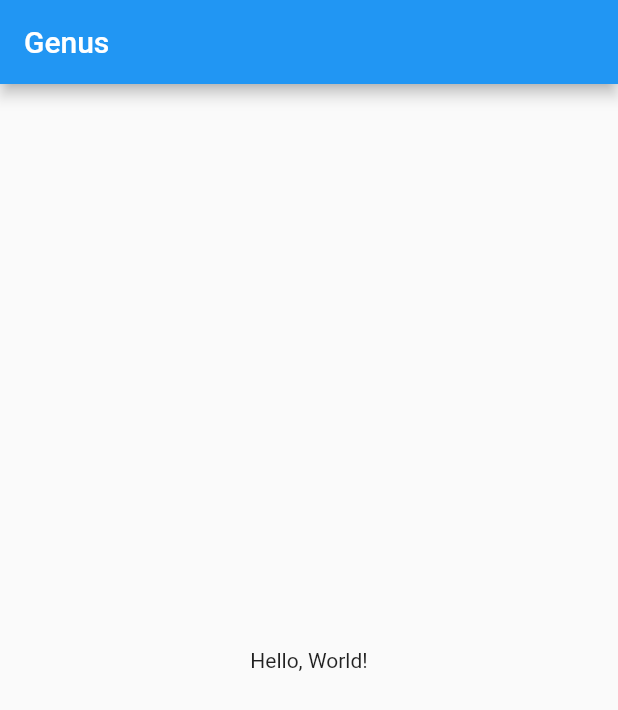
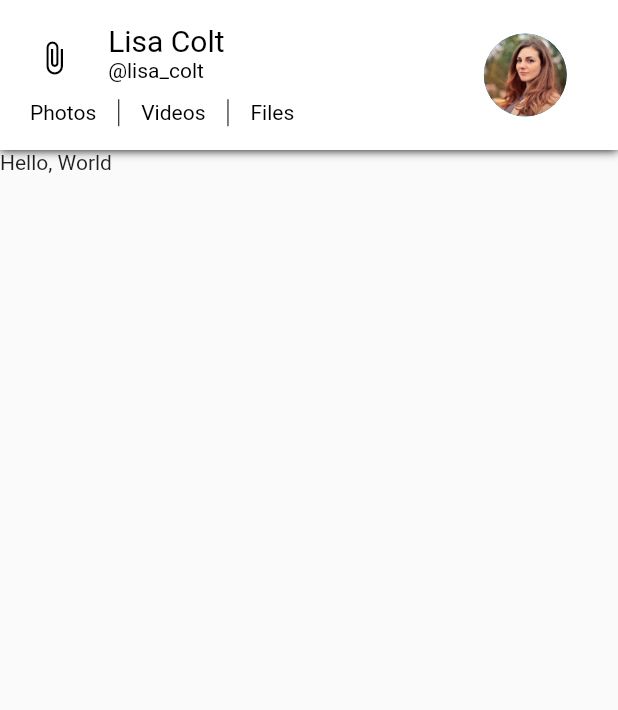
Before and after one commit to varunkmr19/genus, a Flutter app: the screen it shows after launch, on a phone screen of 412 x 824 dp. Shown: the top 710 px of the screen. Run offline on Flutter 3.47's test engine with Material 2 defaults, Android fonts, the phone set to English and light mode, and no system bars.

Commit message:
added appbar

```diff
--- /dev/null
+++ b/lib/config/Assets.dart
@@ -0,0 +1,3 @@
+class Assets {
+  static String user = 'images/user.jpg';
+}
--- /dev/null
+++ b/lib/config/Palette.dart
@@ -0,0 +1,14 @@
+import 'package:flutter/material.dart';
+
+class Palette{
+  static Color primaryColor = Colors.blue;
+  static Color secondaryColor = Colors.black;
+  static Color primaryTextColor = Colors.black;
+  static Color secondaryTextColor = Colors.black87;
+  static Color primaryBackgroundColor = Colors.white;
+  static Color sentMessageBackgroundColor = Colors.blueGrey;
+  static Color receiveMessageBackgroundColor = Colors.tealAccent;
+  static Color sentMessageColor = Colors.white;
+  static Color receiveMessageColor = Color(0xff3f3f3f);
+  static Color greyColor = Colors.grey;
+}
--- a/lib/main.dart
+++ b/lib/main.dart
@@ -1,40 +1,16 @@
 import 'package:flutter/material.dart';
+import 'pages/ConversationPageList.dart';
 
-void main() => runApp(MyApp());
+void main() => runApp(Genus());
 
-class MyApp extends StatelessWidget {
+class Genus extends StatelessWidget {
   @override
   Widget build(BuildContext context) {
     return MaterialApp(
-      title: 'Flutter Demo',
       theme: ThemeData(
         primarySwatch: Colors.blue,
       ),
-      home: MyHomePage(title: 'Genus'),
+      home: ConversationPageList(),
     );
   }
 }
-
-class MyHomePage extends StatefulWidget {
-  MyHomePage({Key key, this.title}) : super(key: key);
-
-  final String title;
-
-  @override
-  _MyHomePageState createState() => _MyHomePageState();
-}
-
-class _MyHomePageState extends State<MyHomePage> {
-
-  @override
-  Widget build(BuildContext context) {
-    return Scaffold(
-      appBar: AppBar(
-        title: Text(widget.title),
-      ),
-      body: Center(
-        child: Text("Hello, World!")
-      ),
-    );
-  }
-}
--- /dev/null
+++ b/lib/pages/ConversationPage.dart
@@ -0,0 +1,19 @@
+import 'package:flutter/material.dart';
+import 'package:genus/widgets/ChatAppBar.dart';
+
+class ConversationPage extends StatefulWidget {
+  @override
+  _ConversationPageState createState() => _ConversationPageState();
+}
+
+class _ConversationPageState extends State<ConversationPage> {
+  @override
+  Widget build(BuildContext context) {
+    return SafeArea(
+      child: Scaffold(
+        appBar: ChatAppBar(),
+        body: Text("Hello, World"),
+      ),
+    );
+  }
+}
--- /dev/null
+++ b/lib/pages/ConversationPageList.dart
@@ -0,0 +1,20 @@
+import 'package:flutter/material.dart';
+import 'ConversationPage.dart';
+
+class ConversationPageList extends StatefulWidget {
+  @override
+  _ConversationPageListState createState() => _ConversationPageListState();
+}
+
+class _ConversationPageListState extends State<ConversationPageList> {
+  @override
+  Widget build(BuildContext context) {
+    return PageView(
+      children: <Widget>[
+        ConversationPage(),
+        ConversationPage(),
+        ConversationPage(),
+      ],
+    );
+  }
+}
--- /dev/null
+++ b/lib/widgets/ChatAppBar.dart
@@ -0,0 +1,121 @@
+import 'package:flutter/material.dart';
+import 'package:genus/config/Assets.dart';
+import 'package:genus/config/Palette.dart';
+
+class ChatAppBar extends StatelessWidget implements PreferredSizeWidget {
+  final double height = 100;
+  @override
+  Widget build(BuildContext context) {
+    var textHeading = TextStyle(color: Palette.primaryTextColor, fontSize: 20);
+    var textStyle = TextStyle(color: Palette.secondaryColor);
+
+    //screen width
+    double width = MediaQuery.of(context).size.width;
+
+    return Material(
+      child: Container(
+        decoration: BoxDecoration(boxShadow: [
+          BoxShadow(
+            color: Colors.black,
+            blurRadius: 5.0,
+          )
+        ]),
+        child: Container(
+          color: Palette.primaryBackgroundColor,
+          child: Row(
+            children: <Widget>[
+              Expanded(
+                flex: 7,
+                child: Center(
+                  child: Column(
+                    mainAxisSize: MainAxisSize.min,
+                    children: <Widget>[
+                      Container(
+                        height: 70 - (width * .06),
+                        child: Row(
+                          crossAxisAlignment: CrossAxisAlignment.start,
+                          children: <Widget>[
+                            Expanded(
+                              flex: 2,
+                              child: Center(
+                                child: Icon(
+                                  Icons.attach_file,
+                                  color: Palette.secondaryColor,
+                                ),
+                              ),
+                            ),
+                            Expanded(
+                              flex: 6,
+                              child: Container(
+                                child: Column(
+                                  crossAxisAlignment: CrossAxisAlignment.start,
+                                  mainAxisAlignment: MainAxisAlignment.center,
+                                  mainAxisSize: MainAxisSize.min,
+                                  children: <Widget>[
+                                    Text('Lisa Colt', style: textHeading),
+                                    Text(
+                                      '@lisa_colt',
+                                      style: textStyle,
+                                    )
+                                  ],
+                                ),
+                              ),
+                            )
+                          ],
+                        ),
+                      ),
+                      Container(
+                        height: 23,
+                        padding: EdgeInsets.fromLTRB(20, 5, 5, 0),
+                        child: Row(
+                          mainAxisAlignment: MainAxisAlignment.start,
+                          crossAxisAlignment: CrossAxisAlignment.center,
+                          children: <Widget>[
+                            Text(
+                              'Photos',
+                              style: textStyle,
+                            ),
+                            VerticalDivider(
+                              width: 30,
+                              color: Palette.primaryTextColor,
+                            ),
+                            Text(
+                              'Videos',
+                              style: textStyle,
+                            ),
+                            VerticalDivider(
+                              width: 30,
+                              color: Palette.primaryTextColor,
+                            ),
+                            Text(
+                              'Files',
+                              style: textStyle,
+                            )
+                          ],
+                        ),
+                      )
+                    ],
+                  ),
+                ),
+              ),
+              Expanded(
+                flex: 3,
+                child: Container(
+                  child: Center(
+                    child: CircleAvatar(
+                      radius: (80 - (width * .06)) / 2,
+                      backgroundImage: Image.asset(Assets.user).image,
+                    ),
+                  ),
+                ),
+              )
+            ],
+          ),
+        ),
+      ),
+    );
+  }
+
+  @override
+  Size get preferredSize => Size.fromHeight(height);
+}
--- a/pubspec.yaml
+++ b/pubspec.yaml
@@ -41,7 +41,8 @@ flutter:
   uses-material-design: true
 
   # To add assets to your application, add an assets section, like this:
-  # assets:
+  assets:
+    - images/
   #  - images/a_dot_burr.jpeg
   #  - images/a_dot_ham.jpeg
 
```
Also changed, not shown: images/user.jpg (added), lib/widgets/ChatItemWidget.dart (added), lib/widgets/ChatListWidget.dart (added), lib/widgets/InputWidget.dart (added), 1 other file.
